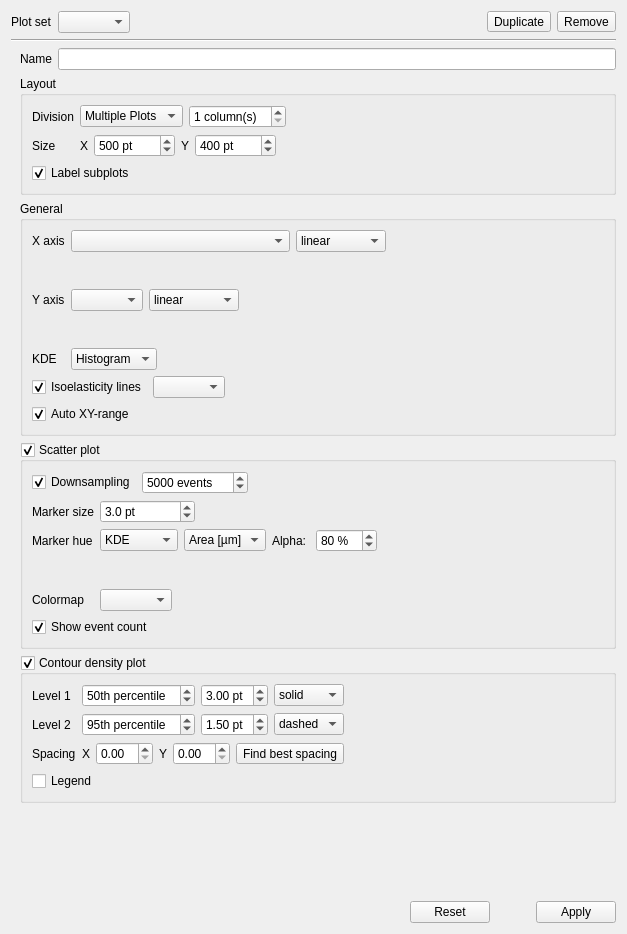
Above: dcscope/gui/analysis/ana_plot.ui from RaghavaAlajangi/DCscope before the change. Below: the same form after it.
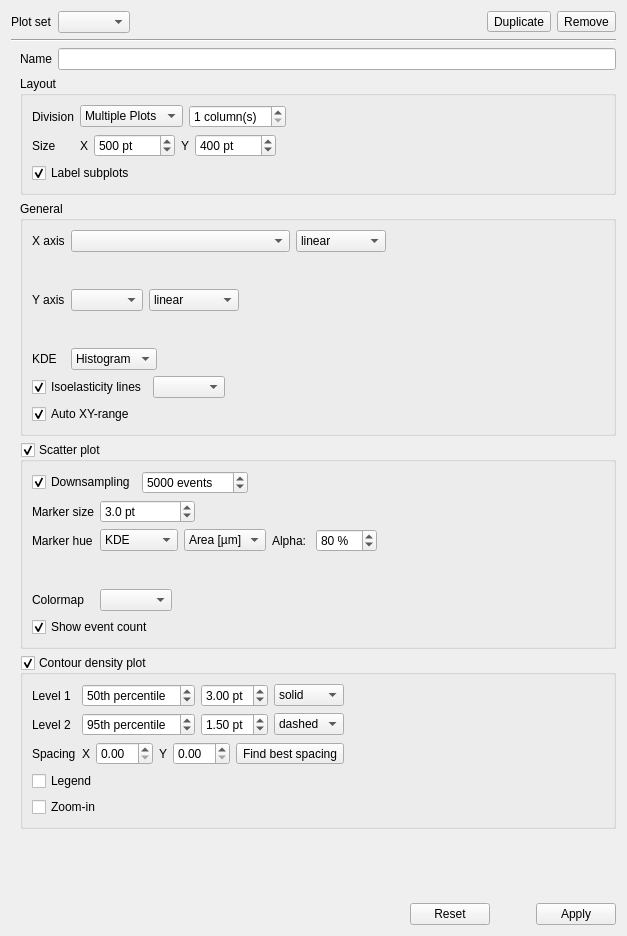
That is the form after the change. Icons and pictures are not drawn. Custom widgets are drawn as their Qt base class.

Commit message:
Add zoomin checkbox for contour plot (close #211)
* Add zoom-in checkbox

* feat: add zoom-in functionality for contour plots

* update changelog

* Add zoomin to DEFAULT_STATE and STATE_OPTIONS

* update changelog

* ref: optimize zoomin_contours logic

* fix: update version numbers in changelog

* ref: replcae np.concatenate with np.vstasck

* enh: notify the user about zoomin option

* ref: remove zoomin notification [skipci]

Patch:
```diff
--- a/dcscope/gui/analysis/ana_plot.ui
+++ b/dcscope/gui/analysis/ana_plot.ui
@@ -7,7 +7,7 @@
     <x>0</x>
     <y>0</y>
     <width>627</width>
-    <height>934</height>
+    <height>936</height>
    </rect>
   </property>
   <property name="windowTitle">
@@ -958,6 +958,13 @@
           </property>
          </widget>
         </item>
+        <item>
+         <widget class="QCheckBox" name="checkBox_zoomin">
+          <property name="text">
+           <string>Zoom-in</string>
+          </property>
+         </widget>
+        </item>
        </layout>
       </widget>
      </item>
```
Left out of the diff: 50 changed lines with no effect on the pictures. The commit also changes 4 other files.
